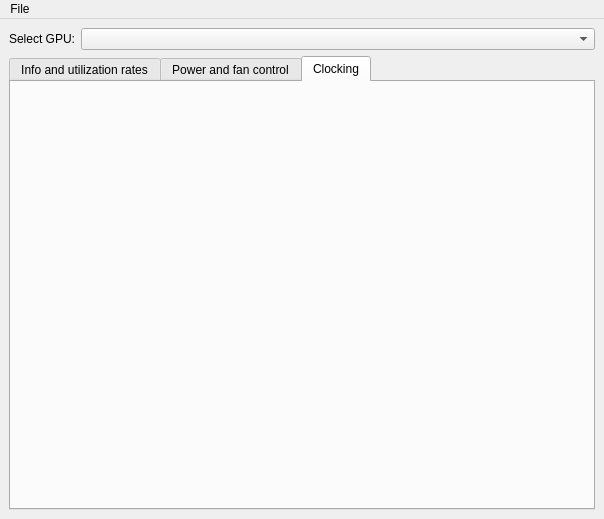
Before: the Qt Designer form ui/mainwindow.ui in AlexandrAlexeev7119/NvCtrl-linux, drawn with Qt 5.
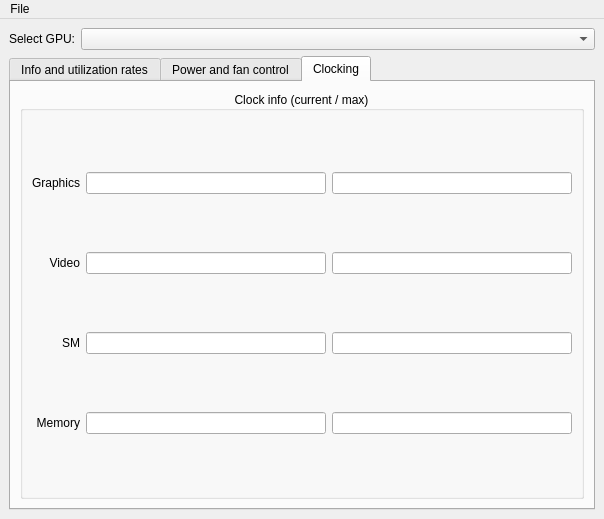
After: the same form once the commit is applied. The open tabs and pages were chosen to show the change.

Commit message: added: current clock speed (in MHz)

The edit to the form file:
```diff
--- a/ui/mainwindow.ui
+++ b/ui/mainwindow.ui
@@ -485,8 +485,125 @@
         <string>Clocking</string>
        </attribute>
        <layout class="QGridLayout" name="gridLayout_9">
-        <item row="0" column="0">
-         <layout class="QGridLayout" name="gridLayout_8"/>
+        <item row="0" column="0" colspan="3">
+         <widget class="QGroupBox" name="groupBox_clock_info">
+          <property name="title">
+           <string>Clock info (current / max)</string>
+          </property>
+          <property name="alignment">
+           <set>Qt::AlignCenter</set>
+          </property>
+          <layout class="QGridLayout" name="gridLayout_5">
+           <item row="1" column="0">
+            <widget class="QLabel" name="label_video_clock">
+             <property name="text">
+              <string>Video</string>
+             </property>
+             <property name="alignment">
+              <set>Qt::AlignRight|Qt::AlignTrailing|Qt::AlignVCenter</set>
+             </property>
+            </widget>
+           </item>
+           <item row="0" column="0">
+            <widget class="QLabel" name="label_graphics_clock">
+             <property name="text">
+              <string>Graphics</string>
+             </property>
+             <property name="alignment">
+              <set>Qt::AlignRight|Qt::AlignTrailing|Qt::AlignVCenter</set>
+             </property>
+            </widget>
+           </item>
+           <item row="3" column="0">
+            <widget class="QLabel" name="label_memory_clock">
+             <property name="text">
+              <string>Memory</string>
+             </property>
+             <property name="alignment">
+              <set>Qt::AlignRight|Qt::AlignTrailing|Qt::AlignVCenter</set>
+             </property>
+            </widget>
+           </item>
+           <item row="2" column="0">
+            <widget class="QLabel" name="label_sm_clock">
+             <property name="text">
+              <string>SM</string>
+             </property>
+             <property name="alignment">
+              <set>Qt::AlignRight|Qt::AlignTrailing|Qt::AlignVCenter</set>
+             </property>
+            </widget>
+           </item>
+           <item row="0" column="1">
+            <widget class="QLineEdit" name="lineEdit_graphics_clock_current">
+             <property name="alignment">
+              <set>Qt::AlignCenter</set>
+             </property>
+             <property name="readOnly">
+              <bool>true</bool>
+             </property>
+            </widget>
+           </item>
+           <item row="2" column="1">
+            <widget class="QLineEdit" name="lineEdit_sm_clock_current">
+             <property name="alignment">
+              <set>Qt::AlignCenter</set>
+             </property>
+             <property name="readOnly">
+              <bool>true</bool>
+             </property>
+            </widget>
+           </item>
+           <item row="1" column="1">
+            <widget class="QLineEdit" name="lineEdit_video_clock_current">
+             <property name="alignment">
+              <set>Qt::AlignCenter</set>
+             </property>
+             <property name="readOnly">
+              <bool>true</bool>
+             </property>
+            </widget>
+           </item>
+           <item row="3" column="1">
+            <widget class="QLineEdit" name="lineEdit_memory_clock_current">
+             <property name="alignment">
+              <set>Qt::AlignCenter</set>
+             </property>
+             <property name="readOnly">
+              <bool>true</bool>
+             </property>
+            </widget>
+           </item>
+           <item row="0" column="2">
+            <widget class="QLineEdit" name="lineEdit_graphics_clock_max">
+             <property name="readOnly">
+              <bool>true</bool>
+             </property>
+            </widget>
+           </item>
+           <item row="1" column="2">
+            <widget class="QLineEdit" name="lineEdit_video_clock_max">
+             <property name="readOnly">
+              <bool>true</bool>
+             </property>
+            </widget>
+           </item>
+           <item row="2" column="2">
+            <widget class="QLineEdit" name="lineEdit_sm_clock_max">
+             <property name="readOnly">
+              <bool>true</bool>
+             </property>
+            </widget>
+           </item>
+           <item row="3" column="2">
+            <widget class="QLineEdit" name="lineEdit_memory_clock_max">
+             <property name="readOnly">
+              <bool>true</bool>
+             </property>
+            </widget>
+           </item>
+          </layout>
+         </widget>
         </item>
        </layout>
       </widget>
```
Left out of the diff: 356 changed lines with no effect on the pictures. The commit also changes 4 other files.
